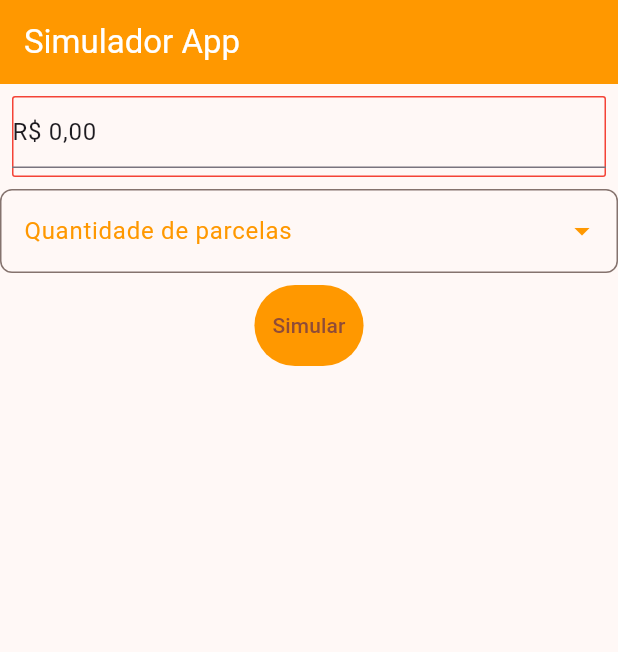
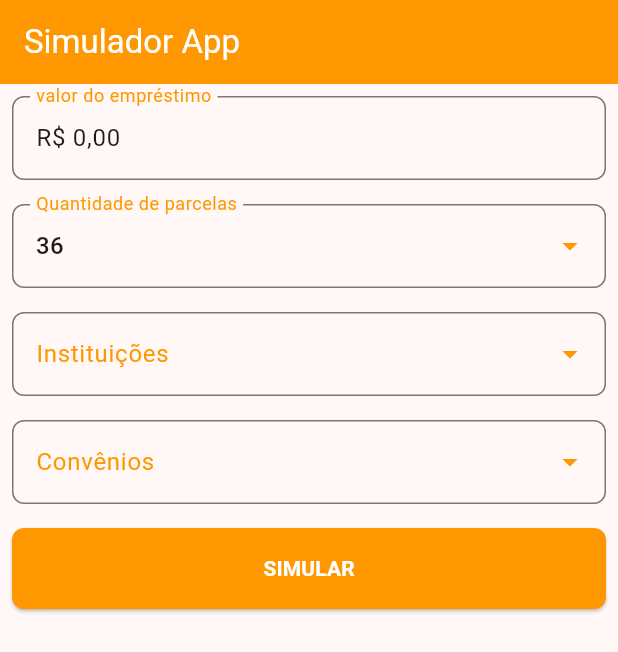
Before and after one commit to Iago-Tadeu/empresta_app_mobile, a Flutter app: the screen it shows after launch, on a phone screen of 412 x 824 dp. Shown: the top 652 px of the screen. Run offline on Flutter 3.47's test engine with Material 3 defaults, Android fonts, the phone set to English and light mode, and no system bars; our stand-ins replace dio, equatable, flutter_bloc, flutter_masked_text2, flutter_modular.

```diff
--- /dev/null
+++ b/lib/src/domain/constants/app_constants.dart
@@ -0,0 +1,5 @@
+import 'package:empresta_app_mobile/src/domain/models/version_model.dart';
+
+const VersionModel kAppVersion = VersionModel(major: 1, minor: 0, patch: 0 + 1);
+
+const String kBaseApiUrl = "http://127.0.0.1:8000";
--- a/lib/src/modules/app/home/app_home_view.dart
+++ b/lib/src/modules/app/home/app_home_view.dart
@@ -1,8 +1,9 @@
 import 'package:empresta_app_mobile/src/app_module.dart';
 import 'package:empresta_app_mobile/src/modules/app/bloc/app_cubit.dart';
 import 'package:empresta_app_mobile/src/modules/app/bloc/app_cubit_state.dart';
-import 'package:empresta_app_mobile/src/shared/widgets/dropdowns/custom_dropdown_selection.dart';
-import 'package:empresta_app_mobile/src/shared/widgets/forms/custom_check_selection_field.dart';
+import 'package:empresta_app_mobile/src/shared/widgets/buttons/custom_simple_text_button.dart';
+import 'package:empresta_app_mobile/src/shared/widgets/dropdowns/custom_string_dropdown_selection.dart';
+import 'package:empresta_app_mobile/src/shared/widgets/dropdowns/custom_number_dropdown_selection.dart';
 import 'package:empresta_app_mobile/src/shared/widgets/forms/custom_input_field.dart';
 import 'package:flutter/material.dart';
 import 'package:flutter/services.dart';
@@ -17,7 +18,10 @@ class AppHomeView extends StatefulWidget {
 }
 
 class _AppHomeViewState extends State<AppHomeView> {
-  final TextEditingController valueController = TextEditingController();
+  late TextEditingController valueController = TextEditingController();
+  late ValueNotifier installmentController = ValueNotifier(36);
+  late TextEditingController institutionController = TextEditingController();
+  late TextEditingController agreementController = TextEditingController();
 
   @override
   Widget build(BuildContext context) {
@@ -42,54 +46,36 @@ class _AppHomeViewState extends State<AppHomeView> {
           children: [
             Column(
               children: [
-                CustomInputField(value: valueController,),
-                // CustomCheckSelectionField(value: "1", values: ["1", "2", "3"]),
-                CustomDropdownSelection(value: 0, values: [12,36]),
-                // SizedBox(
-                //   height: 70,
-                //   child: Flexible(
-                //       child: Padding(
-                //     padding: const EdgeInsets.all(8.0),
-                //     child: DecoratedBox(
-                //       decoration: BoxDecoration(
-                //           color: Colors.transparent,
-                //           borderRadius: BorderRadius.all(
-                //             Radius.circular(2),
-                //           ),
-                //           border: Border.all(color: Colors.red)),
-                //       child: Focus(
-                //           onFocusChange: (focus) {
-                //             setState(() {
-                //               // onFocus = focus;
-                //             });
-                //           },
-                //           child: Theme(
-                //               data: ThemeData(
-                //                   inputDecorationTheme:
-                //                       InputDecorationTheme(
-                //                           // labelStyle:
-                //                           )),
-                //               child: TextFormField(
-                //                 keyboardType: TextInputType.number,
-                //                 controller: valueController,
-                //               ))),
-                //     ),
-                //   )),
-                // ),
-                SizedBox(
-                  height: 70,
-                  child: Padding(
-                    padding: const EdgeInsets.all(8.0),
-                    child: TextButton(
-                      onPressed: () {},
-                      style: ButtonStyle(
-                        backgroundColor: WidgetStateProperty.all(
-                            Colors.orange),
-                      ),
-                      child: const Text("Simular"),
-                    ),
-                  ),
-                )
+                CustomInputField(
+                  value: valueController,
+                ),
+                CustomNumberDropdownSelection(
+                  title: "Quantidade de parcelas",
+                  onChanged: (installment) {
+                    setState(() {
+                      installmentController.value = installment;
+                    });
+                  },
+                  value: installmentController.value,
+                  values: [36, 48, 60, 72, 84],
+                ),
+                CustomStringDropdownSelection(
+                  title: "Instituições",
+                  onChanged: (institution) {
+                    institutionController.text = institution;
+                  },
+                  value: institutionController.text,
+                  values: ["Um", "Dois"],
+                ),
+                CustomStringDropdownSelection(
+                  title: "Convênios",
+                  onChanged: (agreement) {
+                    agreementController.text = agreement;
+                  },
+                  value: agreementController.text,
+                  values: ["Novo", "Velho"],
+                ),
+                CustomSimpleTextButton(text: "SIMULAR", onPressed: () {})
               ],
             ),
           ],
--- /dev/null
+++ b/lib/src/shared/widgets/buttons/custom_simple_text_button.dart
@@ -0,0 +1,40 @@
+import 'package:flutter/material.dart';
+
+class CustomSimpleTextButton extends StatelessWidget {
+  final String text;
+  final VoidCallback onPressed;
+  final EdgeInsetsGeometry padding;
+
+  const CustomSimpleTextButton({
+    required this.text,
+    required this.onPressed,
+    this.padding = const EdgeInsets.all(8),
+    super.key,
+  });
+
+  @override
+  Widget build(BuildContext context) {
+    return SizedBox(
+      height: 70,
+      width: double.infinity,
+      child: Padding(
+        padding: padding,
+        child: ElevatedButton(
+          onPressed: onPressed,
+          style: ElevatedButton.styleFrom(
+              backgroundColor: Colors.orange,
+              shape: RoundedRectangleBorder(
+                borderRadius: BorderRadius.circular(8),
+              )),
+          child: Text(
+            text,
+            style: TextStyle(
+              fontWeight: FontWeight.bold,
+              color: Colors.white,
+            ),
+          ),
+        ),
+      ),
+    );
+  }
+}
--- a/lib/src/shared/widgets/dropdowns/custom_dropdown_selection.dart
+++ /dev/null
@@ -1,66 +0,0 @@
-import 'package:flutter/material.dart';
-
-class CustomDropdownSelection extends StatefulWidget {
-  final int? value;
-  final List<int> values;
-
-  const CustomDropdownSelection({
-    super.key,
-    this.value,
-    required this.values,
-  });
-
-  @override
-  State<CustomDropdownSelection> createState() =>
-      _CustomDropdownSelectionState();
-}
-
-class _CustomDropdownSelectionState extends State<CustomDropdownSelection> {
-  late int? _currentValue;
-
-  @override
-  void initState() {
-    if(widget.values.contains(widget.value)){
-    _currentValue = widget.value;
-
-    }else{_currentValue = null;}
-    super.initState();
-  }
-
-  @override
-  Widget build(BuildContext context) {
-    return DropdownButtonFormField<int>(
-      decoration: InputDecoration(
-        labelText: "Quantidade de parcelas",
-        labelStyle: TextStyle(color: Colors.orange),
-        border: OutlineInputBorder(
-          borderRadius: BorderRadius.circular(8),
-          borderSide: BorderSide(color: Colors.orange),
-        ),
-        focusedBorder: OutlineInputBorder(
-          borderRadius: BorderRadius.circular(8),
-          borderSide: BorderSide(color: Colors.orange, width: 2),
-        ),
-      ),
-      value: _currentValue,
-      items: widget.values.toSet().map((int installment) {
-        return DropdownMenuItem<int>(
-          value: installment,
-          child: Text(
-            installment.toString(),
-          ),
-        );
-      }).toList(),
-      onChanged: (newInstallment) {
-        setState(() {
-          _currentValue = newInstallment!;
-        });
-      },
-      icon: Icon(
-        Icons.arrow_drop_down,
-        color: Colors.orange,
-      ),
-      dropdownColor: Colors.white,
-    );
-  }
-}
--- /dev/null
+++ b/lib/src/shared/widgets/dropdowns/custom_number_dropdown_selection.dart
@@ -0,0 +1,84 @@
+import 'package:flutter/material.dart';
+
+class CustomNumberDropdownSelection extends StatefulWidget {
+  final String title;
+  final List<int> values;
+  final void Function(int) onChanged;
+  final int? value;
+
+  const CustomNumberDropdownSelection({
+    required this.title,
+    required this.values,
+    required this.onChanged,
+    this.value,
+    super.key,
+  });
+
+  @override
+  State<CustomNumberDropdownSelection> createState() =>
+      _CustomNumberDropdownSelectionState();
+}
+
+class _CustomNumberDropdownSelectionState
+    extends State<CustomNumberDropdownSelection> {
+  late int? _currentValue;
+
+  @override
+  void initState() {
+    super.initState();
+    _currentValue = widget.value;
+  }
+
+  @override
+  void didUpdateWidget(covariant CustomNumberDropdownSelection oldWidget) {
+    super.didUpdateWidget(oldWidget);
+    if (widget.value != _currentValue) {
+      setState(() {
+        _currentValue = widget.value;
+      });
+    }
+  }
+
+  @override
+  Widget build(BuildContext context) {
+    return Padding(
+      padding: const EdgeInsets.all(8.0),
+      child: DropdownButtonFormField<int>(
+        decoration: InputDecoration(
+          labelText: widget.title,
+          labelStyle: TextStyle(color: Colors.orange),
+          border: OutlineInputBorder(
+            borderRadius: BorderRadius.circular(8),
+            borderSide: BorderSide(color: Colors.orange),
+          ),
+          focusedBorder: OutlineInputBorder(
+            borderRadius: BorderRadius.circular(8),
+            borderSide: BorderSide(color: Colors.orange, width: 2),
+          ),
+        ),
+        value: _currentValue,
+        items: widget.values.toSet().map((int number) {
+          return DropdownMenuItem<int>(
+            value: number,
+            child: Text(
+              number.toString(),
+            ),
+          );
+        }).toList(),
+        onChanged: (newNumber) {
+          if (newNumber != null) {
+            setState(() {
+              _currentValue = newNumber;
+            });
+            widget.onChanged(newNumber);
+          }
+        },
+        icon: Icon(
+          Icons.arrow_drop_down,
+          color: Colors.orange,
+        ),
+        dropdownColor: Colors.white,
+      ),
+    );
+  }
+}
--- /dev/null
+++ b/lib/src/shared/widgets/dropdowns/custom_string_dropdown_selection.dart
@@ -0,0 +1,84 @@
+import 'package:flutter/material.dart';
+
+class CustomStringDropdownSelection extends StatefulWidget {
+  final String title;
+  final String value;
+  final List<String> values;
+  final void Function(String) onChanged;
+
+  const CustomStringDropdownSelection({
+    required this.title,
+    required this.value,
+    required this.values,
+    required this.onChanged,
+    super.key,
+  });
+
+  @override
+  State<CustomStringDropdownSelection> createState() =>
+      _CustomStringDropdownSelectionState();
+}
+
+class _CustomStringDropdownSelectionState extends State<CustomStringDropdownSelection> {
+  late String _currentValue;
+
+  @override
+  void initState() {
+    _currentValue = widget.value;
+
+    super.initState();
+  }
+
+  @override
+  void didUpdateWidget(covariant CustomStringDropdownSelection oldWidget) {
+    super.didUpdateWidget(oldWidget);
+    if (widget.value != _currentValue) {
+      setState(() {
+        _currentValue = widget.value;
+      });
+    }
+  }
+
+  @override
+  Widget build(BuildContext context) {
+    return Padding(
+      padding: const EdgeInsets.all(8.0),
+      child: DropdownButtonFormField<String>(
+        decoration: InputDecoration(
+          labelText: widget.title,
+          labelStyle: TextStyle(color: Colors.orange),
+          border: OutlineInputBorder(
+            borderRadius: BorderRadius.circular(8),
+            borderSide: BorderSide(color: Colors.orange),
+          ),
+          focusedBorder: OutlineInputBorder(
+            borderRadius: BorderRadius.circular(8),
+            borderSide: BorderSide(color: Colors.orange, width: 2),
+          ),
+        ),
+        value: _currentValue.isNotEmpty ? _currentValue : null,
+        items: widget.values.map((String valueOption) {
+          return DropdownMenuItem<String>(
+            value: valueOption,
+            child: Text(
+              valueOption,
+            ),
+          );
+        }).toList(),
+        onChanged: (newValue) {
+          if (newValue != null) {
+            setState(() {
+              _currentValue = newValue;
+            });
+            widget.onChanged(newValue);
+          }
+        },
+        icon: Icon(
+          Icons.arrow_drop_down,
+          color: Colors.orange,
+        ),
+        dropdownColor: Colors.white,
+      ),
+    );
+  }
+}
--- a/lib/src/shared/widgets/forms/custom_input_field.dart
+++ b/lib/src/shared/widgets/forms/custom_input_field.dart
@@ -16,35 +16,25 @@ class _CustomInputFieldState extends State<CustomInputField> {
 
   @override
   Widget build(BuildContext context) {
-    return SizedBox(
-      height: 70,
-      child: Flexible(
-          child: Padding(
-        padding: const EdgeInsets.all(8.0),
-        child: DecoratedBox(
-          decoration: BoxDecoration(
-              color: Colors.transparent,
-              borderRadius: BorderRadius.all(
-                Radius.circular(2),
+    return Padding(
+          padding: const EdgeInsets.all(8.0),
+          child:
+          TextFormField(
+            keyboardType: TextInputType.number,
+            controller: valueController,
+            decoration: InputDecoration(
+              labelText: "valor do empréstimo",
+              labelStyle: TextStyle(color: Colors.orange),
+              border: OutlineInputBorder(
+                borderRadius: BorderRadius.circular(8),
+                borderSide: BorderSide(color: Colors.orange),
               ),
-              border: Border.all(color: Colors.red)),
-          child: Focus(
-              onFocusChange: (focus) {
-                setState(() {
-                  // onFocus = focus;
-                });
-              },
-              child: Theme(
-                  data: ThemeData(
-                      inputDecorationTheme: InputDecorationTheme(
-                          // labelStyle:
-                          )),
-                  child: TextFormField(
-                    keyboardType: TextInputType.number,
-                    controller: valueController,
-                  ))),
-        ),
-      )),
-    );
+              focusedBorder: OutlineInputBorder(
+                borderRadius: BorderRadius.circular(8),
+                borderSide: BorderSide(color: Colors.orange, width: 2),
+              ),
+            ),
+          ),
+        );
   }
 }
--- a/pubspec.yaml
+++ b/pubspec.yaml
@@ -8,7 +8,9 @@ environment:
   sdk: ^3.6.0
 
 dependencies:
+  build_runner: ^2.4.14
   equatable: ^2.0.7
+  dio: ^5.8.0+1
   flutter:
     sdk: flutter
 
@@ -16,6 +18,8 @@ dependencies:
   flutter_masked_text2: ^0.9.1
   flutter_modular: ^6.3.4
   flutter_native_splash: ^2.4.4
+  json_annotation: ^4.9.0
+  json_serializable: ^6.9.3
 
 dev_dependencies:
   flutter_test:
```
Also changed, not shown: lib/src/core/helpers/response_status_helper.dart (added, +21 -0 lines), lib/src/core/repositories/loan_repository.dart (added, +92 -0 lines), lib/src/core/services/loan_service.dart (added, +94 -0 lines), lib/src/domain/models/agreement_model.dart (added, +22 -0 lines), lib/src/domain/models/institution_model.dart (added, +22 -0 lines), lib/src/domain/models/version_model.dart (added, +66 -0 lines), lib/src/domain/models/agreement_model.g.dart (added), lib/src/domain/models/institution_model.g.dart (added), lib/src/domain/models/version_model.g.dart (added), pubspec.lock, 1 other file.
